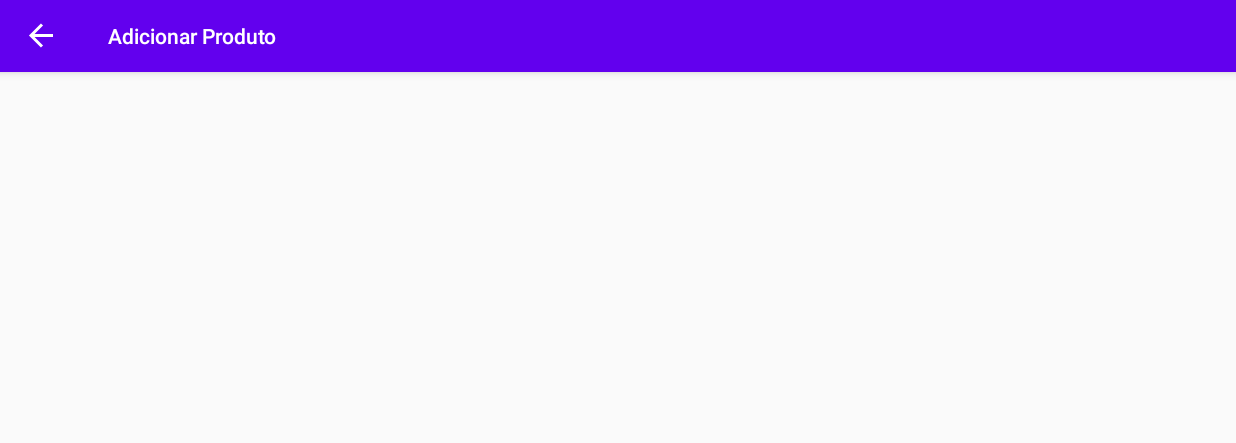
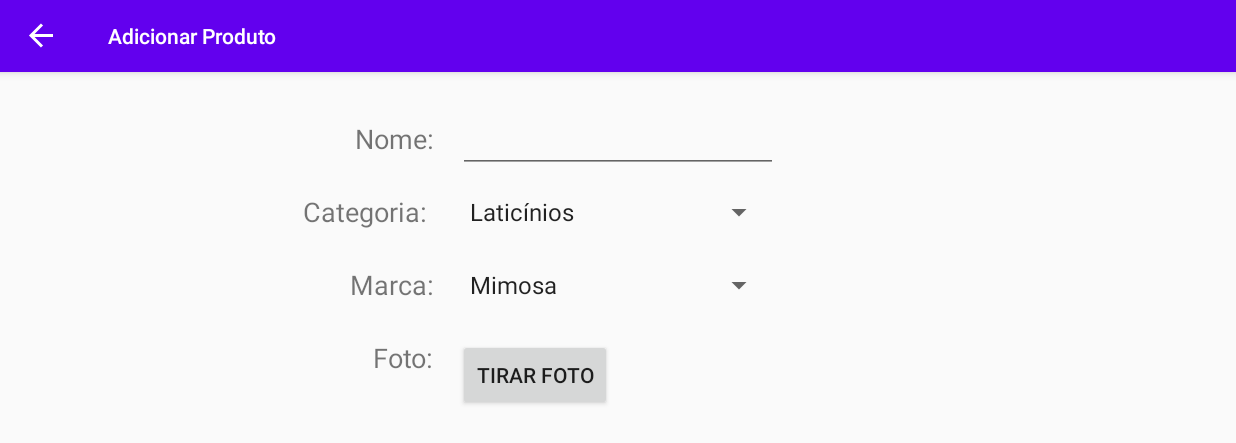
Before and after one commit to tiagonuneslx/gestao-da-cozinha, an Android app: the AdicionarProdutoFragment screen opened through its navigation route, on a phone screen of 824 x 412 dp (held sideways). Shown: the top 443 px of the screen. Run offline under Robolectric (Android 15) with nearby library versions, the phone set to English and light mode, and no system bars; our stand-ins replace Room's generated code, Timber, data binding, navigation-ui.

Commit message:
Adicionar produto (sem foto)

```diff
--- a/app/src/main/java/com/example/gestaodacozinha/data/Categoria.kt
+++ b/app/src/main/java/com/example/gestaodacozinha/data/Categoria.kt
@@ -7,4 +7,6 @@ import androidx.room.PrimaryKey
 data class Categoria(
     @PrimaryKey
     val nome: String,
-)
+) {
+    override fun toString() = nome
+}
--- a/app/src/main/java/com/example/gestaodacozinha/data/Marca.kt
+++ b/app/src/main/java/com/example/gestaodacozinha/data/Marca.kt
@@ -8,4 +8,6 @@ data class Marca(
     @PrimaryKey
     val nome: String,
     val branca: Boolean = true
-)
+) {
+    override fun toString() = nome
+}
--- a/app/src/main/java/com/example/gestaodacozinha/data/ProdutosDao.kt
+++ b/app/src/main/java/com/example/gestaodacozinha/data/ProdutosDao.kt
@@ -11,36 +11,38 @@ import androidx.room.Update
 @Dao
 interface ProdutosDao {
     @Insert(onConflict = OnConflictStrategy.REPLACE)
-    fun inserirProduto(produto: Produto): Long
+    suspend fun inserirProduto(produto: Produto): Long
 
     @Update
-    fun atualizarProduto(produto: Produto)
+    suspend fun atualizarProduto(produto: Produto)
 
     @Delete
-    fun removerProduto(produto: Produto)
+    suspend fun removerProduto(produto: Produto)
 
     @Query("SELECT * FROM produto")
     fun obterTodosProdutos(): LiveData<List<Produto>>
 
     @Insert(onConflict = OnConflictStrategy.REPLACE)
-    fun inserirProdutoQuantidade(produtoQuantidade: ProdutoQuantidade)
+    suspend fun inserirProdutoQuantidade(produtoQuantidade: ProdutoQuantidade)
 
     @Delete
-    fun removerProdutoQuantidade(produtoQuantidade: ProdutoQuantidade)
+    suspend fun removerProdutoQuantidade(produtoQuantidade: ProdutoQuantidade)
 
     @Insert(onConflict = OnConflictStrategy.REPLACE)
-    fun inserirCategoria(categoria: Categoria)
+    suspend fun inserirCategoria(categoria: Categoria)
 
     @Delete
-    fun removerCategoria(categoria: Categoria)
+    suspend fun removerCategoria(categoria: Categoria)
 
     @Query("SELECT * FROM categoria")
     fun obterTodasCategorias(): LiveData<List<Categoria>>
 
     @Insert(onConflict = OnConflictStrategy.REPLACE)
-    fun inserirMarca(marca: Marca)
+    suspend fun inserirMarca(marca: Marca)
 
     @Delete
-    fun removerMarca(marca: Marca)
+    suspend fun removerMarca(marca: Marca)
 
+    @Query("SELECT * FROM marca")
+    fun obterTodasMarcas(): LiveData<List<Categoria>>
 }
--- a/app/src/main/java/com/example/gestaodacozinha/ui/produtos/AdicionarProdutoFragment.kt
+++ b/app/src/main/java/com/example/gestaodacozinha/ui/produtos/AdicionarProdutoFragment.kt
@@ -1,16 +1,25 @@
 package com.example.gestaodacozinha.ui.produtos
 
+import android.content.Intent
+import android.net.Uri
 import android.os.Bundle
+import android.provider.MediaStore
 import android.view.LayoutInflater
 import android.view.View
 import android.view.ViewGroup
+import android.widget.AdapterView
+import android.widget.ArrayAdapter
+import androidx.core.content.FileProvider
 import androidx.fragment.app.Fragment
 import androidx.fragment.app.viewModels
 import com.example.gestaodacozinha.data.AppDatabase
 import com.example.gestaodacozinha.databinding.AdicionarProdutoFragmentBinding
-import com.example.gestaodacozinha.databinding.ProdutosFragmentBinding
+import com.example.gestaodacozinha.utils.createImageFile
+import timber.log.Timber
 
-class AdicionarProdutoFragment : Fragment() {
+const val REQUEST_IMAGE_CAPTURE = 1
+
+class AdicionarProdutoFragment : Fragment(), AdapterView.OnItemSelectedListener {
 
     override fun onCreateView(
         inflater: LayoutInflater, container: ViewGroup?,
@@ -19,10 +28,49 @@ class AdicionarProdutoFragment : Fragment() {
 
         val binding = AdicionarProdutoFragmentBinding.inflate(inflater, container, false)
 
-        val viewModel: ProdutosViewModel by viewModels {
+        val viewModel: AdicionarProdutosViewModel by viewModels {
             val application = requireActivity().application
             val dataSource = AppDatabase.getInstance(application).produtosDao
-            ProdutosViewModelFactory(dataSource, application)
+            AdicionarProdutosViewModelFactory(dataSource, application)
+        }
+
+        viewModel.categorias.observe(viewLifecycleOwner) {
+            ArrayAdapter(
+                requireContext(),
+                android.R.layout.simple_spinner_item,
+                it
+            ).also { adapter ->
+                adapter.setDropDownViewResource(android.R.layout.simple_spinner_dropdown_item)
+                binding.categoriaSpinner.adapter = adapter
+            }
+        }
+
+        viewModel.marcas.observe(viewLifecycleOwner) {
+            ArrayAdapter(
+                requireContext(),
+                android.R.layout.simple_spinner_item,
+                it
+            ).also { adapter ->
+                adapter.setDropDownViewResource(android.R.layout.simple_spinner_dropdown_item)
+                binding.marcaSpinner.adapter = adapter
+            }
+        }
+
+        // binding.categoriaSpinner.onItemSelectedListener = this
+
+        binding.tirarFotoBotao.setOnClickListener {
+            Intent(MediaStore.ACTION_IMAGE_CAPTURE).also { takePictureIntent ->
+                takePictureIntent.resolveActivity(requireContext().packageManager)?.also {
+                    val photoURI: Uri = FileProvider.getUriForFile(
+                        requireContext(),
+                        "com.example.gestaodacozinha.fileprovider",
+                        createImageFile(requireContext())
+                    )
+                    Timber.i("Imagem guardada, URI: $photoURI")
+                    takePictureIntent.putExtra(MediaStore.EXTRA_OUTPUT, photoURI)
+                    startActivityForResult(takePictureIntent, REQUEST_IMAGE_CAPTURE)
+                }
+            }
         }
 
         binding.viewModel = viewModel
@@ -30,4 +78,12 @@ class AdicionarProdutoFragment : Fragment() {
 
         return binding.root
     }
+
+    override fun onItemSelected(p0: AdapterView<*>?, p1: View?, p2: Int, p3: Long) {
+        TODO("Not yet implemented")
+    }
+
+    override fun onNothingSelected(p0: AdapterView<*>?) {
+        TODO("Not yet implemented")
+    }
 }
--- a/app/src/main/java/com/example/gestaodacozinha/ui/categorias/CategoriasViewModel.kt
+++ b/app/src/main/java/com/example/gestaodacozinha/ui/produtos/AdicionarProdutosViewModel.kt
@@ -1,32 +1,23 @@
-package com.example.gestaodacozinha.ui.categorias
+package com.example.gestaodacozinha.ui.produtos
 
 import android.app.Application
 import androidx.lifecycle.AndroidViewModel
-import androidx.lifecycle.MutableLiveData
 import androidx.lifecycle.viewModelScope
 import com.example.gestaodacozinha.data.Categoria
+import com.example.gestaodacozinha.data.Marca
+import com.example.gestaodacozinha.data.Produto
 import com.example.gestaodacozinha.data.ProdutosDao
 import kotlinx.coroutines.Dispatchers
 import kotlinx.coroutines.launch
 import kotlinx.coroutines.withContext
+import timber.log.Timber
 
-class CategoriasViewModel(
+class AdicionarProdutosViewModel(
     val database: ProdutosDao,
     application: Application
 ) : AndroidViewModel(application) {
 
     val categorias = database.obterTodasCategorias()
+    val marcas = database.obterTodasMarcas()
 
-    val novaCategoriaNome = MutableLiveData("")
-
-    fun adicionarCategoria() {
-        novaCategoriaNome.value?.let {
-            val categoria = Categoria(it)
-            viewModelScope.launch {
-                withContext(Dispatchers.IO) {
-                    database.inserirCategoria(categoria)
-                }
-            }
-        }
-    }
 }
--- a/app/src/main/java/com/example/gestaodacozinha/ui/categorias/CategoriasViewModelFactory.kt
+++ b/app/src/main/java/com/example/gestaodacozinha/ui/produtos/AdicionarProdutosViewModelFactory.kt
@@ -1,18 +1,18 @@
-package com.example.gestaodacozinha.ui.categorias
+package com.example.gestaodacozinha.ui.produtos
 
 import android.app.Application
 import androidx.lifecycle.ViewModel
 import androidx.lifecycle.ViewModelProvider
 import com.example.gestaodacozinha.data.ProdutosDao
 
-class CategoriasViewModelFactory(
+class AdicionarProdutosViewModelFactory(
     private val dataSource: ProdutosDao,
     private val application: Application
 ) : ViewModelProvider.Factory {
     @Suppress("unchecked_cast")
     override fun <T : ViewModel?> create(modelClass: Class<T>): T {
-        if (modelClass.isAssignableFrom(CategoriasViewModel::class.java)) {
-            return CategoriasViewModel(dataSource, application) as T
+        if (modelClass.isAssignableFrom(AdicionarProdutosViewModel::class.java)) {
+            return AdicionarProdutosViewModel(dataSource, application) as T
         }
         throw IllegalArgumentException("Unknown ViewModel class")
     }
--- a/app/src/main/java/com/example/gestaodacozinha/ui/categorias/CategoriaAdapter.kt
+++ b/app/src/main/java/com/example/gestaodacozinha/ui/produtos/categorias/CategoriaAdapter.kt
@@ -1,4 +1,4 @@
-package com.example.gestaodacozinha.ui.categorias
+package com.example.gestaodacozinha.ui.produtos.categorias
 
 import android.view.LayoutInflater
 import android.view.ViewGroup
@@ -6,9 +6,7 @@ import androidx.recyclerview.widget.DiffUtil
 import androidx.recyclerview.widget.ListAdapter
 import androidx.recyclerview.widget.RecyclerView
 import com.example.gestaodacozinha.data.Categoria
-import com.example.gestaodacozinha.data.Produto
 import com.example.gestaodacozinha.databinding.ListItemCategoriaBinding
-import com.example.gestaodacozinha.databinding.ListItemProdutoBinding
 
 class CategoriaAdapter :
     ListAdapter<Categoria, CategoriaAdapter.ViewHolder>(CategoriaDiffCallback()) {
--- a/app/src/main/java/com/example/gestaodacozinha/ui/categorias/CategoriasFragment.kt
+++ b/app/src/main/java/com/example/gestaodacozinha/ui/produtos/categorias/CategoriasFragment.kt
@@ -1,4 +1,4 @@
-package com.example.gestaodacozinha.ui.categorias
+package com.example.gestaodacozinha.ui.produtos.categorias
 
 import android.os.Bundle
 import android.view.LayoutInflater
@@ -8,7 +8,6 @@ import androidx.fragment.app.Fragment
 import androidx.fragment.app.viewModels
 import com.example.gestaodacozinha.data.AppDatabase
 import com.example.gestaodacozinha.databinding.CategoriasFragmentBinding
-import com.example.gestaodacozinha.ui.produtos.ProdutoAdapter
 
 class CategoriasFragment : Fragment() {
 
--- a/app/src/main/res/layout/adicionar_produto_fragment.xml
+++ b/app/src/main/res/layout/adicionar_produto_fragment.xml
@@ -7,7 +7,7 @@
 
         <variable
             name="viewModel"
-            type="com.example.gestaodacozinha.ui.produtos.ProdutosViewModel" />
+            type="com.example.gestaodacozinha.ui.produtos.AdicionarProdutosViewModel" />
     </data>
 
     <androidx.constraintlayout.widget.ConstraintLayout
@@ -16,5 +16,79 @@
         android:layout_height="match_parent"
         tools:context=".ui.produtos.ProdutosFragment">
 
+        <EditText
+            android:id="@+id/nome_textview"
+            android:layout_width="wrap_content"
+            android:layout_height="wrap_content"
+            android:ems="10"
+            android:inputType="textShortMessage|textAutoCorrect|textCapSentences"
+            app:layout_constraintBaseline_toBaselineOf="@+id/textView"
+            app:layout_constraintEnd_toEndOf="parent"
+            app:layout_constraintStart_toStartOf="parent" />
+
+        <Spinner
+            android:id="@+id/categoria_spinner"
+            android:layout_width="211dp"
+            android:layout_height="wrap_content"
+            app:layout_constraintBottom_toBottomOf="@+id/textView3"
+            app:layout_constraintStart_toStartOf="@+id/nome_textview" />
+
+        <Spinner
+            android:id="@+id/marca_spinner"
+            android:layout_width="211dp"
+            android:layout_height="wrap_content"
+            app:layout_constraintBottom_toBottomOf="@+id/textView5"
+            app:layout_constraintStart_toStartOf="@+id/categoria_spinner" />
+
+        <TextView
+            android:id="@+id/textView"
+            android:layout_width="wrap_content"
+            android:layout_height="wrap_content"
+            android:layout_marginTop="32dp"
+            android:layout_marginEnd="16dp"
+            android:labelFor="@id/nome_textview"
+            android:text="Nome:"
+            android:textSize="18sp"
+            app:layout_constraintEnd_toStartOf="@+id/nome_textview"
+            app:layout_constraintTop_toTopOf="parent" />
+
+        <TextView
+            android:id="@+id/textView3"
+            android:layout_width="wrap_content"
+            android:layout_height="wrap_content"
+            android:layout_marginTop="24dp"
+            android:text="Categoria: "
+            android:textSize="18sp"
+            app:layout_constraintEnd_toEndOf="@+id/textView"
+            app:layout_constraintTop_toBottomOf="@+id/textView" />
+
+        <TextView
+            android:id="@+id/textView5"
+            android:layout_width="wrap_content"
+            android:layout_height="wrap_content"
+            android:layout_marginTop="24dp"
+            android:text="Marca:"
+            android:textSize="18sp"
+            app:layout_constraintEnd_toEndOf="@+id/textView3"
+            app:layout_constraintTop_toBottomOf="@+id/textView3" />
+
+        <TextView
+            android:id="@+id/textView6"
+            android:layout_width="wrap_content"
+            android:layout_height="wrap_content"
+            android:layout_marginTop="24dp"
+            android:text="Foto:"
+            android:textSize="18sp"
+            app:layout_constraintEnd_toEndOf="@+id/textView5"
+            app:layout_constraintTop_toBottomOf="@+id/textView5" />
+
+        <Button
+            android:id="@+id/tirar_foto_botao"
+            android:layout_width="wrap_content"
+            android:layout_height="wrap_content"
+            android:text="Tirar foto"
+            app:layout_constraintStart_toStartOf="@+id/marca_spinner"
+            app:layout_constraintTop_toTopOf="@+id/textView6" />
+
     </androidx.constraintlayout.widget.ConstraintLayout>
 </layout>
--- a/app/src/main/res/layout/categorias_fragment.xml
+++ b/app/src/main/res/layout/categorias_fragment.xml
@@ -7,7 +7,7 @@
 
         <variable
             name="viewModel"
-            type="com.example.gestaodacozinha.ui.categorias.CategoriasViewModel" />
+            type="com.example.gestaodacozinha.ui.produtos.categorias.CategoriasViewModel" />
     </data>
 
     <androidx.constraintlayout.widget.ConstraintLayout
--- a/app/src/main/res/navigation/nav_graph.xml
+++ b/app/src/main/res/navigation/nav_graph.xml
@@ -16,7 +16,7 @@
     </fragment>
     <fragment
         android:id="@+id/categorias"
-        android:name="com.example.gestaodacozinha.ui.categorias.CategoriasFragment"
+        android:name="com.example.gestaodacozinha.ui.produtos.categorias.CategoriasFragment"
         android:label="Categorias"
         tools:layout="@layout/categorias_fragment" />
     <fragment
--- /dev/null
+++ b/app/src/main/res/xml/file_paths.xml
@@ -0,0 +1,4 @@
+<?xml version="1.0" encoding="utf-8"?>
+<paths xmlns:android="http://schemas.android.com/apk/res/android">
+    <external-files-path name="imagens" path="/" />
+</paths>
```
Also changed, not shown: app/src/main/AndroidManifest.xml (+22 -0 lines), app/src/main/java/com/example/gestaodacozinha/ui/produtos/categorias/CategoriasViewModel.kt (added, +32 -0 lines), app/src/main/java/com/example/gestaodacozinha/ui/produtos/categorias/CategoriasViewModelFactory.kt (added, +19 -0 lines), app/src/main/java/com/example/gestaodacozinha/utils/FotoUtil.kt (added, +19 -0 lines).
